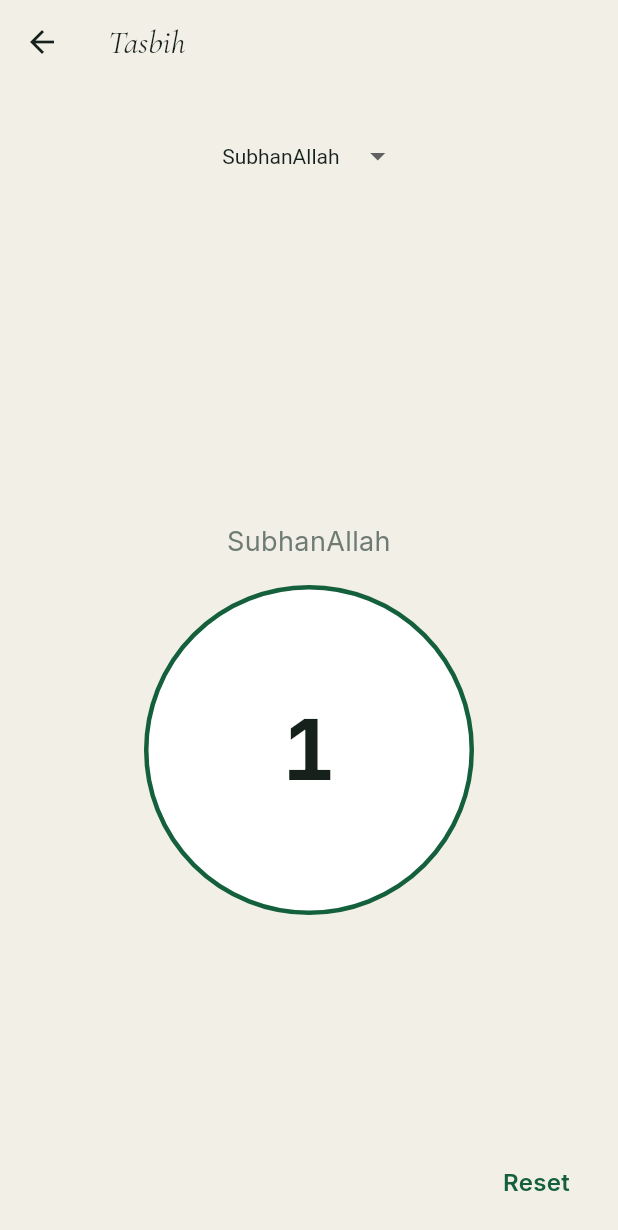
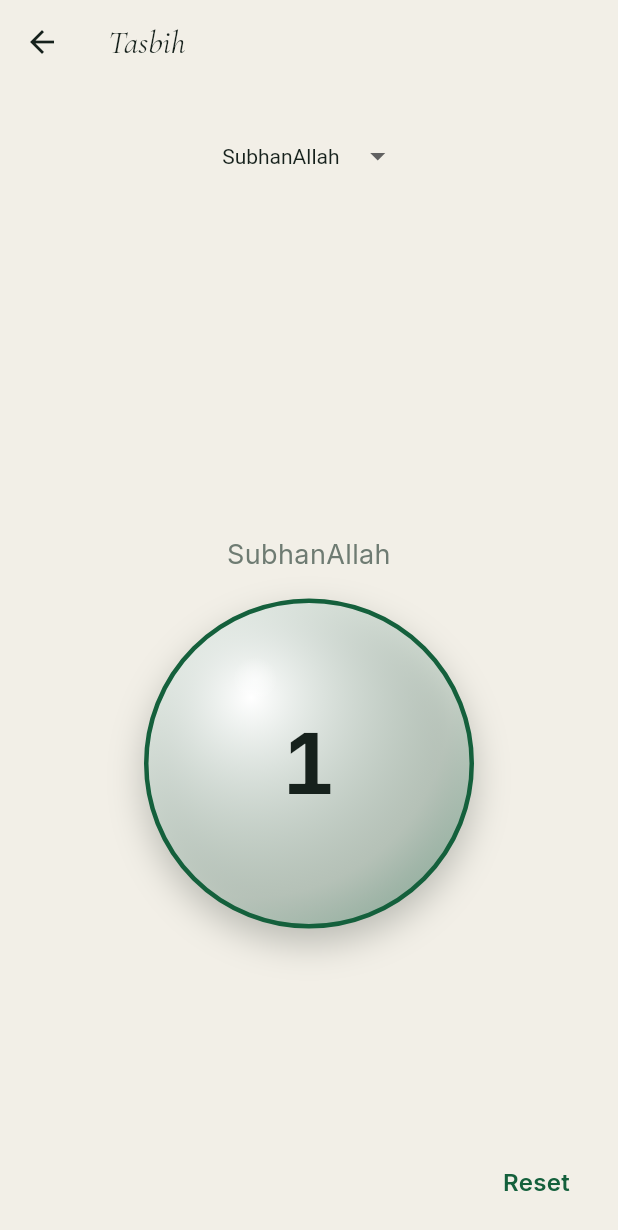
Before and after one commit to ajmalkhan6233-eng/noor_app, a Flutter app: the _TasbihView screen opened directly, after a tap on an icon or button, on a phone screen of 412 x 824 dp. Shown: the top 1230 px of the screen. Run offline on Flutter 3.47's test engine with Material 3 defaults, Android fonts, the phone set to English and light mode, and no system bars; our stand-ins replace adhan, equatable, flutter_bloc, flutter_compass, flutter_local_notifications, flutter_secure_storage and 4 more; accounts and stored records are empty.

Commit message:
Rebuild the Tasbih counter as a physically-manipulable 3D orb
Explicit, repeated request: pull the counter toward you and it tilts
in 3D, let go and it springs back with a wiggle, a stronger shake on
milestones. Kept the light theme (the cosmic dark-palette request is
still on hold pending confirmation given its own documented history of
being rejected before) and gave the "3D, tactile" feeling through the
widget itself instead: a real Matrix4 perspective transform driven by
drag offset, and an actual SpringSimulation (flutter/physics.dart) for
the snap-back, not a simple curve tween.

This is new 3D/physics infrastructure the earlier "no new animation
systems" instruction ruled out - but the same conversation's follow-up
explicitly asked for exactly this (Matrix4 rotateX/rotateY,
SpringSimulation), and the user confirmed by name which instruction
wins when asked directly.

Architecture note: the orb's pull gesture and the existing
DraggableFloating free-reposition gesture both want the same raw pan
on the same touch target, and can't cleanly coexist. Chose the pull/
spring interaction as the more valuable one and made the Tasbih
counter fixed-position (DraggableCounterGroup no longer wraps it in
DraggableFloating) - the Qibla compass and settings gear keep their
existing free-drag reposition, unaffected.

Split into TasbihOrb (gesture/physics/transform composition) and
OrbFace (the layered radial-gradient sphere + specular highlight) to
stay under the 150-line convention. HapticCounterButton deleted -
nothing else used it. Haptics and the count itself are unchanged,
still owned entirely by TasbihCubit.

```diff
--- a/lib/features/tasbih/presentation/widgets/draggable_counter_group.dart
+++ b/lib/features/tasbih/presentation/widgets/draggable_counter_group.dart
@@ -1,15 +1,16 @@
 // Bismillahir Rahmanir Raheem — watermark: ALLAH
 //
-// The dhikr label and the counter button move together as one
-// draggable unit — the label always follows the counter, never left
-// behind at a fixed spot.
+// Centred orb + its dhikr label. No longer draggable-to-reposition —
+// the orb's own pull/tilt/spring-back gesture (TasbihOrb) needs the
+// same pan gesture a free-drag reposition would, and the two can't
+// coexist on one touch target without fighting over it. The tactile
+// pull-and-snap is the more valuable interaction of the two.
 
 import 'package:flutter/material.dart';
 
 import '../../../../core/constants/app_colors.dart';
-import '../../../../core/presentation/widgets/draggable_floating.dart';
 import '../../../../l10n/generated/app_localizations.dart';
-import 'haptic_counter_button.dart';
+import 'tasbih_orb.dart';
 
 class DraggableCounterGroup extends StatelessWidget {
   const DraggableCounterGroup({
@@ -27,9 +28,7 @@ class DraggableCounterGroup extends StatelessWidget {
 
   @override
   Widget build(BuildContext context) {
-    return DraggableFloating(
-      size: const Size(240, 280),
-      widgetKey: 'tasbih_counter',
+    return Center(
       child: SizedBox(
         width: 240,
         child: Column(
@@ -46,7 +45,7 @@ class DraggableCounterGroup extends StatelessWidget {
               ),
             ),
             const SizedBox(height: 16),
-            HapticCounterButton(count: count, pulsing: pulsing, onTap: onTap),
+            TasbihOrb(count: count, pulsing: pulsing, onTap: onTap),
           ],
         ),
       ),
--- a/lib/features/tasbih/presentation/widgets/haptic_counter_button.dart
+++ /dev/null
@@ -1,79 +0,0 @@
-// Bismillahir Rahmanir Raheem — watermark: ALLAH
-//
-// Pure presentation: displays the count and forwards taps upward. It
-// never touches the Cubit's internals or the database directly. The
-// milestone particle burst reacts to the same `pulsing` flag the
-// glow already uses — no separate milestone detection here, that
-// stays owned by TasbihState/HapticService.
-
-import 'package:flutter/material.dart';
-import '../../../../core/constants/app_colors.dart';
-import '../../../../core/constants/app_typography.dart';
-import '../../../../core/effects/particle_burst.dart';
-import '../../../../core/utils/semantics_helpers.dart';
-import '../../../../l10n/generated/app_localizations.dart';
-
-/// Large, accessible circular counter button used by the tasbih screen.
-class HapticCounterButton extends StatefulWidget {
-  const HapticCounterButton({
-    super.key,
-    required this.count,
-    required this.onTap,
-    this.pulsing = false,
-  });
-
-  final int count;
-  final VoidCallback onTap;
-
-  /// True for one frame after a milestone is hit — used to trigger a
-  /// brief visual glow (and a matching particle burst) in sync with
-  /// the heavier haptic pulse.
-  final bool pulsing;
-
-  @override
-  State<HapticCounterButton> createState() => _HapticCounterButtonState();
-}
-
-class _HapticCounterButtonState extends State<HapticCounterButton> {
-  @override
-  void didUpdateWidget(HapticCounterButton oldWidget) {
-    super.didUpdateWidget(oldWidget);
-    if (widget.pulsing && !oldWidget.pulsing) {
-      ParticleBurst.play(context, intensity: 1.0);
-    }
-  }
-
-  @override
-  Widget build(BuildContext context) {
-    final l10n = AppLocalizations.of(context)!;
-    return SemanticButton(
-      label: semanticCountLabel(l10n.tasbihCounterSemanticLabel, widget.count),
-      hint: l10n.tasbihIncrementHint,
-      onTap: widget.onTap,
-      child: AnimatedContainer(
-        duration: const Duration(milliseconds: 200),
-        width: 220,
-        height: 220,
-        decoration: BoxDecoration(
-          shape: BoxShape.circle,
-          color: AppColors.card,
-          border: Border.all(
-            color: AppColors.emerald,
-            width: widget.pulsing ? 5 : 3,
-          ),
-          boxShadow: widget.pulsing
-              ? [
-                  BoxShadow(
-                    color: AppColors.emerald.withValues(alpha: 0.5),
-                    blurRadius: 24,
-                    spreadRadius: 2,
-                  ),
-                ]
-              : const [],
-        ),
-        alignment: Alignment.center,
-        child: Text('${widget.count}', style: AppTypography.counter),
-      ),
-    );
-  }
-}
--- /dev/null
+++ b/lib/features/tasbih/presentation/widgets/orb_face.dart
@@ -0,0 +1,76 @@
+// Bismillahir Rahmanir Raheem — watermark: ALLAH
+//
+// Split out of TasbihOrb to keep that file under the project's
+// line-count convention. The sphere's visual surface only — a layered
+// radial gradient for a metallic/glass sheen, plus a soft off-centre
+// highlight ellipse for a crystalline specular reflection.
+
+import 'package:flutter/material.dart';
+
+import '../../../../core/constants/app_colors.dart';
+import '../../../../core/constants/app_typography.dart';
+
+class OrbFace extends StatelessWidget {
+  const OrbFace({super.key, required this.count, required this.pulsing});
+
+  final int count;
+  final bool pulsing;
+
+  @override
+  Widget build(BuildContext context) {
+    return Container(
+      width: 220,
+      height: 220,
+      decoration: BoxDecoration(
+        shape: BoxShape.circle,
+        gradient: RadialGradient(
+          center: const Alignment(-0.35, -0.4),
+          radius: 1.1,
+          colors: [
+            AppColors.card,
+            AppColors.emeraldSoft.withValues(alpha: 0.5),
+            AppColors.emerald.withValues(alpha: 0.9),
+          ],
+          stops: const [0.0, 0.55, 1.0],
+        ),
+        border: Border.all(
+          color: AppColors.emerald,
+          width: pulsing ? 5 : 3,
+        ),
+        boxShadow: [
+          BoxShadow(
+            color: AppColors.ink.withValues(alpha: 0.25),
+            blurRadius: 20,
+            offset: const Offset(0, 10),
+          ),
+          if (pulsing)
+            BoxShadow(
+              color: AppColors.emerald.withValues(alpha: 0.5),
+              blurRadius: 24,
+              spreadRadius: 2,
+            ),
+        ],
+      ),
+      child: Stack(
+        alignment: Alignment.center,
+        children: [
+          Positioned(
+            left: 44,
+            top: 36,
+            child: Container(
+              width: 54,
+              height: 30,
+              decoration: BoxDecoration(
+                shape: BoxShape.circle,
+                gradient: RadialGradient(
+                  colors: [Colors.white.withValues(alpha: 0.55), Colors.white.withValues(alpha: 0)],
+                ),
+              ),
+            ),
+          ),
+          Text('$count', style: AppTypography.counter),
+        ],
+      ),
+    );
+  }
+}
--- /dev/null
+++ b/lib/features/tasbih/presentation/widgets/tasbih_orb.dart
@@ -0,0 +1,136 @@
+// Bismillahir Rahmanir Raheem — watermark: ALLAH
+//
+// A tactile, physically-manipulable counter: pull it off-centre and
+// it tilts in 3D toward your finger; let go and a spring snaps it
+// back with a wiggle. A milestone (33/66/100) adds a stronger shake
+// on top of that same snap. Haptics and the count itself stay owned
+// by TasbihCubit — this widget only ever forwards taps and renders.
+
+import 'dart:math' as math;
+
+import 'package:flutter/material.dart';
+import 'package:flutter/physics.dart';
+
+import '../../../../core/effects/particle_burst.dart';
+import '../../../../core/utils/semantics_helpers.dart';
+import '../../../../l10n/generated/app_localizations.dart';
+import 'orb_face.dart';
+
+class TasbihOrb extends StatefulWidget {
+  const TasbihOrb({
+    super.key,
+    required this.count,
+    required this.onTap,
+    this.pulsing = false,
+  });
+
+  final int count;
+  final VoidCallback onTap;
+  final bool pulsing;
+
+  @override
+  State<TasbihOrb> createState() => _TasbihOrbState();
+}
+
+class _TasbihOrbState extends State<TasbihOrb> with TickerProviderStateMixin {
+  static const _maxPull = 36.0;
+
+  late final AnimationController _springController;
+  late final AnimationController _shakeController;
+  late final AnimationController _tapController;
+  Offset _dragOffset = Offset.zero;
+  Offset _releaseOffset = Offset.zero;
+
+  @override
+  void initState() {
+    super.initState();
+    _springController = AnimationController(vsync: this, duration: const Duration(seconds: 1))
+      ..addListener(() {
+        setState(() {
+          _dragOffset = Offset.lerp(_releaseOffset, Offset.zero, _springController.value)!;
+        });
+      });
+    _shakeController = AnimationController(
+      vsync: this,
+      duration: const Duration(milliseconds: 450),
+    );
+    _tapController = AnimationController(
+      vsync: this,
+      duration: const Duration(milliseconds: 260),
+      reverseDuration: const Duration(milliseconds: 260),
+    );
+  }
+
+  @override
+  void didUpdateWidget(TasbihOrb oldWidget) {
+    super.didUpdateWidget(oldWidget);
+    if (widget.pulsing && !oldWidget.pulsing) {
+      _shakeController.forward(from: 0);
+      ParticleBurst.play(context);
+    }
+  }
+
+  @override
+  void dispose() {
+    _springController.dispose();
+    _shakeController.dispose();
+    _tapController.dispose();
+    super.dispose();
+  }
+
+  void _onPanUpdate(DragUpdateDetails details) {
+    _springController.stop();
+    setState(() {
+      final next = _dragOffset + details.delta;
+      final distance = next.distance;
+      _dragOffset = distance > _maxPull ? next * (_maxPull / distance) : next;
+    });
+  }
+
+  void _onPanEnd(DragEndDetails details) {
+    _releaseOffset = _dragOffset;
+    _springController.value = 0;
+    _springController.animateWith(
+      SpringSimulation(const SpringDescription(mass: 1, stiffness: 180, damping: 10), 0, 1, 0),
+    );
+  }
+
+  void _handleTap() {
+    _tapController.forward().then((_) => _tapController.reverse());
+    widget.onTap();
+  }
+
+  @override
+  Widget build(BuildContext context) {
+    final l10n = AppLocalizations.of(context)!;
+    return GestureDetector(
+      onPanUpdate: _onPanUpdate,
+      onPanEnd: _onPanEnd,
+      child: SemanticButton(
+        label: semanticCountLabel(l10n.tasbihCounterSemanticLabel, widget.count),
+        hint: l10n.tasbihIncrementHint,
+        onTap: _handleTap,
+        child: AnimatedBuilder(
+          animation: Listenable.merge([_shakeController, _tapController]),
+          builder: (context, child) {
+            final shake = math.sin(_shakeController.value * math.pi * 6) *
+                (1 - _shakeController.value) *
+                10;
+            final tapScale = 1 - (math.sin(_tapController.value * math.pi) * 0.08);
+            return Transform(
+              alignment: Alignment.center,
+              transform: Matrix4.identity()
+                ..setEntry(3, 2, 0.0015)
+                ..translateByDouble(_dragOffset.dx + shake, _dragOffset.dy, 0, 1)
+                ..rotateX(_dragOffset.dy * 0.02)
+                ..rotateY(-_dragOffset.dx * 0.02)
+                ..scaleByDouble(tapScale, tapScale, tapScale, 1),
+              child: child,
+            );
+          },
+          child: OrbFace(count: widget.count, pulsing: widget.pulsing),
+        ),
+      ),
+    );
+  }
+}
```
Also changed, not shown: 1 other file.
